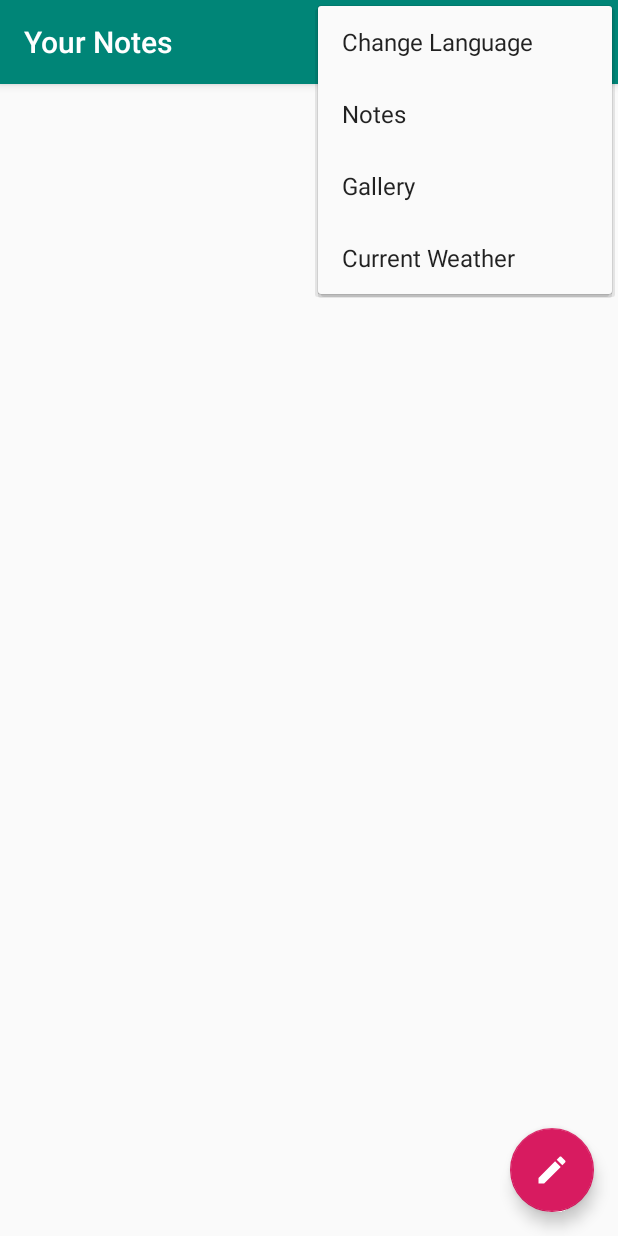
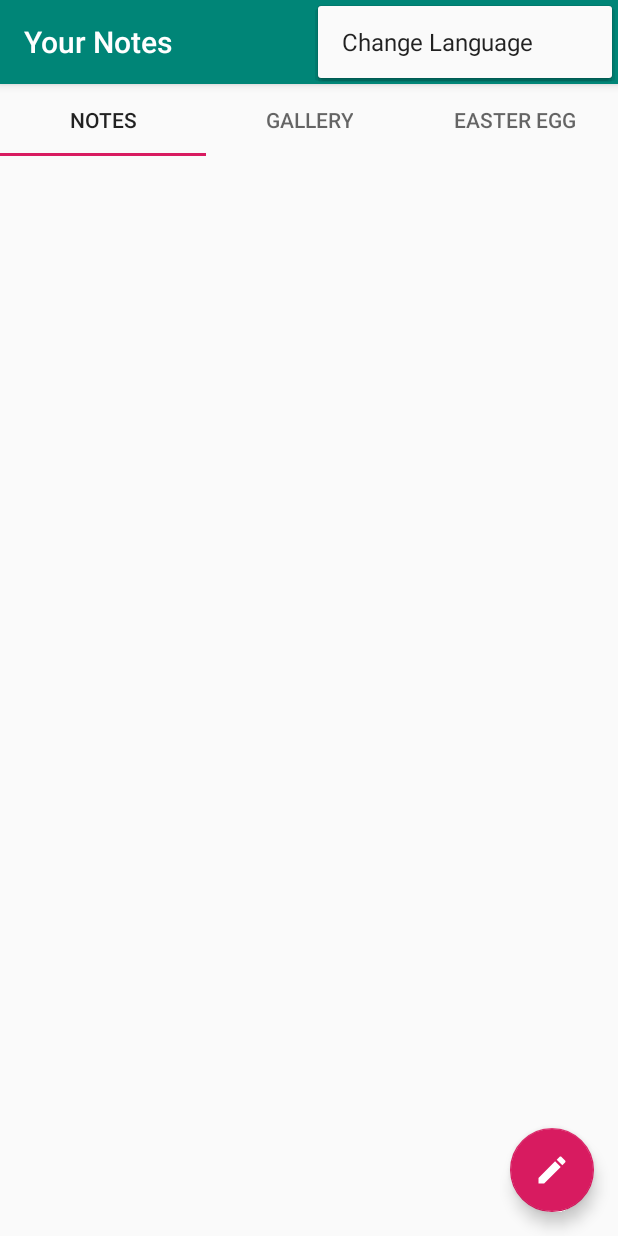
Before and after one commit to firansav/yournotes, an Android app: the screen it shows after launch (MainActivity), with the options menu open, on a phone screen of 412 x 824 dp. Run offline under Robolectric (Android 15) with nearby library versions, the phone set to English and light mode, and no system bars; our stand-ins replace Room's generated code; pictures from the network do not load.

Commit message:
added viewpager and photo entity (not applied in code yet)

```diff
--- /dev/null
+++ b/app/src/main/java/id/ac/ui/cs/mobileprogramming/firandra_savitri/yournotes/GalleryFragment.kt
@@ -0,0 +1,43 @@
+package id.ac.ui.cs.mobileprogramming.firandra_savitri.yournotes;
+
+import android.os.Bundle
+import androidx.fragment.app.Fragment
+import android.view.LayoutInflater
+import android.view.View
+import android.view.ViewGroup
+import androidx.lifecycle.ViewModelProviders
+import androidx.navigation.Navigation
+import androidx.recyclerview.widget.GridLayoutManager
+
+import kotlinx.android.synthetic.main.fragment_photos.*
+
+/**
+ * A simple [Fragment] subclass.
+ */
+
+class GalleryFragment : Fragment() {
+
+    companion object {
+        fun newInstance() = GalleryFragment()
+    }
+
+    private lateinit var photoViewModel: PhotoViewModel
+    private val adapter = PhotoAdapter()
+
+    override fun onCreateView(
+        inflater: LayoutInflater, container: ViewGroup?,
+        savedInstanceState: Bundle?
+    ): View? {
+        // Inflate the layout for this fragment
+        return inflater.inflate(R.layout.fragment_photos, container, false)
+    }
+
+    override fun onViewCreated(view: View, savedInstanceState: Bundle?) {
+        super.onViewCreated(view, savedInstanceState)
+
+        photos_rv.layoutManager = GridLayoutManager(activity, 2)
+        photos_rv.adapter = adapter
+
+        photoViewModel = ViewModelProviders.of(this).get(PhotoViewModel::class.java)
+    }
+}
--- a/app/src/main/java/id/ac/ui/cs/mobileprogramming/firandra_savitri/yournotes/MainActivity.kt
+++ b/app/src/main/java/id/ac/ui/cs/mobileprogramming/firandra_savitri/yournotes/MainActivity.kt
@@ -1,46 +1,21 @@
 package id.ac.ui.cs.mobileprogramming.firandra_savitri.yournotes
 
-import android.app.Activity
-import android.app.AlarmManager
-import android.app.Notification
-import android.app.PendingIntent
-import android.app.TaskStackBuilder
-import android.content.Context
-import android.content.Intent
-import androidx.lifecycle.Observer
-import androidx.lifecycle.ViewModelProviders
 import android.os.Bundle
-import android.os.SystemClock
-import com.google.android.material.snackbar.Snackbar
 import androidx.appcompat.app.AppCompatActivity
-import androidx.core.app.NotificationCompat
-import androidx.navigation.Navigation
-import androidx.recyclerview.widget.GridLayoutManager
-import androidx.recyclerview.widget.RecyclerView
 import android.view.Menu
 import android.view.MenuItem
-import android.widget.Toast
-import androidx.drawerlayout.widget.DrawerLayout
-import androidx.fragment.app.Fragment
-import com.google.android.material.navigation.NavigationView
 
 import kotlinx.android.synthetic.main.activity_main.*
-import kotlinx.android.synthetic.main.fragment_main.*
 
 class MainActivity : AppCompatActivity() {
-
-    private val ADD_NOTE_REQUEST = 1
-    private lateinit var noteViewModel: NotesViewModel
-    private val adapter = NotesAdapter()
-
-    private val notificationChannelId = "10001"
-    private val defaultNotificationChannelId = "default"
-    private val delay = 5000
 
     override fun onCreate(savedInstanceState: Bundle?) {
         super.onCreate(savedInstanceState)
         setContentView(R.layout.activity_main)
         setSupportActionBar(toolbar)
+
+        viewpager_main.adapter = MyPagerAdapter(supportFragmentManager, applicationContext)
+        tabs.setupWithViewPager(viewpager_main)
     }
 
     override fun onCreateOptionsMenu(menu: Menu): Boolean {
@@ -57,11 +32,15 @@ class MainActivity : AppCompatActivity() {
 
         return when (item.itemId) {
             R.id.language -> true
-            R.id.menu_note -> true
-            R.id.gal -> true
-            R.id.weather -> true
             else -> super.onOptionsItemSelected(item)
         }
+    }
+
+    fun toGallery(): Boolean {
+        if (supportFragmentManager.beginTransaction().add(R.id.fragment_gal, GalleryFragment.newInstance(), "photos").commit() != null) {
+            return true
+        }
+        return false
     }
 
 //    fun getWeather(): String{
--- a/app/src/main/java/id/ac/ui/cs/mobileprogramming/firandra_savitri/yournotes/MainFragment.kt
+++ b/app/src/main/java/id/ac/ui/cs/mobileprogramming/firandra_savitri/yournotes/MainFragment.kt
@@ -3,10 +3,8 @@ package id.ac.ui.cs.mobileprogramming.firandra_savitri.yournotes
 import android.content.Context
 import android.content.Intent
 import android.os.Bundle
+import android.view.*
 import androidx.fragment.app.Fragment
-import android.view.LayoutInflater
-import android.view.View
-import android.view.ViewGroup
 import androidx.lifecycle.Observer
 import androidx.lifecycle.ViewModelProviders
 import androidx.navigation.Navigation
--- /dev/null
+++ b/app/src/main/java/id/ac/ui/cs/mobileprogramming/firandra_savitri/yournotes/PhotoAdapter.kt
@@ -0,0 +1,37 @@
+package id.ac.ui.cs.mobileprogramming.firandra_savitri.yournotes
+
+import android.net.Uri
+import android.view.LayoutInflater
+import android.view.View
+import android.view.ViewGroup
+import androidx.navigation.Navigation
+import androidx.recyclerview.widget.RecyclerView
+
+import kotlinx.android.synthetic.main.recyclerview_notes.view.*
+
+class PhotoAdapter : RecyclerView.Adapter<PhotoAdapter.PhotoHolder>() {
+    private var photos: List<Photo> = ArrayList()
+
+    class PhotoHolder(var view: View) : RecyclerView.ViewHolder(view)
+
+    override fun onCreateViewHolder(parent: ViewGroup, viewType: Int): PhotoHolder {
+        val inflater = LayoutInflater.from(parent.context)
+        //@TODO: ubah layout recycler view
+        val view = inflater.inflate(R.layout.recyclerview_notes, parent, false)
+        return PhotoHolder(view)
+    }
+
+    override fun onBindViewHolder(holder: PhotoHolder, position: Int) {
+        val currentPhoto = photos[position]
+        holder.view.note_image.setImageURI(Uri.parse(currentPhoto.image))
+    }
+
+    override fun getItemCount(): Int {
+        return photos.size
+    }
+
+    fun setPhoto(photo: List<Photo>) {
+        this.photos = photo
+        notifyDataSetChanged()
+    }
+}
--- /dev/null
+++ b/app/src/main/java/id/ac/ui/cs/mobileprogramming/firandra_savitri/yournotes/PhotoDao.kt
@@ -0,0 +1,18 @@
+package id.ac.ui.cs.mobileprogramming.firandra_savitri.yournotes
+
+import androidx.lifecycle.LiveData
+import androidx.room.*
+
+@Dao
+interface PhotoDao {
+
+    @Insert
+    fun insert(photo: Photo)
+
+    @Query("SELECT * FROM photos_table ")
+    fun getAllPhotos(): LiveData<List<Photo>>
+
+    @Query("SELECT * FROM photos_table WHERE id=:photoId")
+    fun detailPhoto(photoId: Int): LiveData<Photo>
+
+}
--- /dev/null
+++ b/app/src/main/java/id/ac/ui/cs/mobileprogramming/firandra_savitri/yournotes/PhotoDatabase.kt
@@ -0,0 +1,50 @@
+package id.ac.ui.cs.mobileprogramming.firandra_savitri.yournotes
+
+import androidx.room.*
+import android.content.Context
+import android.os.AsyncTask
+import androidx.sqlite.db.SupportSQLiteDatabase
+
+@Database(entities = [Photo::class], version = 1)
+abstract class PhotoDatabase : RoomDatabase() {
+
+    abstract fun photoDao(): PhotoDao
+
+    companion object {
+        private var instance: PhotoDatabase? = null
+
+        fun getInstance(context: Context): PhotoDatabase? {
+            if (instance == null) {
+                synchronized(PhotoDatabase::class) {
+                    instance = Room.databaseBuilder(
+                        context.applicationContext,
+                        PhotoDatabase::class.java, "photos_database"
+                    )
+                        .fallbackToDestructiveMigration()
+                        .addCallback(roomCallback)
+                        .build()
+                }
+            }
+            return instance
+        }
+
+        private val roomCallback = object : RoomDatabase.Callback() {
+            override fun onCreate(db: SupportSQLiteDatabase) {
+                super.onCreate(db)
+                PopulateDbAsyncTask(instance)
+                    .execute()
+            }
+        }
+    }
+
+    class PopulateDbAsyncTask(db: PhotoDatabase?) : AsyncTask<Unit, Unit, Unit>() {
+        private val photoDao = db?.photoDao()
+
+        override fun doInBackground(vararg p0: Unit?) {
+//            noteDao?.insert(Notes("Title 1", "Isi 1"))
+//            noteDao?.insert(Notes("Title 2", "Isi 2"))
+//            noteDao?.insert(Notes("Title 3", "Isi 3"))
+        }
+    }
+
+}
--- /dev/null
+++ b/app/src/main/java/id/ac/ui/cs/mobileprogramming/firandra_savitri/yournotes/PhotoRepository.kt
@@ -0,0 +1,44 @@
+package id.ac.ui.cs.mobileprogramming.firandra_savitri.yournotes
+
+import android.app.Application
+import androidx.lifecycle.LiveData
+import android.os.AsyncTask
+
+class PhotoRepository(application: Application) {
+
+    private var photoDao: PhotoDao
+
+    private var allPhotos: LiveData<List<Photo>>
+
+    private lateinit var detailPhoto: LiveData<Photo>
+
+    init {
+        val database: PhotoDatabase = PhotoDatabase.getInstance(
+            application.applicationContext
+        )!!
+        photoDao = database.photoDao()
+        allPhotos = photoDao.getAllPhotos()
+    }
+
+    fun insert(note: Photo) {
+        val inserPhotoAsyncTask = InsertPhotoAsyncTask(photoDao).execute(note)
+    }
+
+    fun getAllPhotos(): LiveData<List<Photo>> {
+        return allPhotos
+    }
+
+    fun detailPhoto(listId: Int): LiveData<Photo> {
+        detailPhoto = photoDao.detailPhoto(listId)
+        return detailPhoto;
+    }
+
+    private class InsertPhotoAsyncTask(photoDao: PhotoDao) : AsyncTask<Photo, Unit, Unit>() {
+        val photoDao = photoDao
+
+        override fun doInBackground(vararg p0: Photo?) {
+            photoDao.insert(p0[0]!!)
+        }
+    }
+
+}
--- /dev/null
+++ b/app/src/main/java/id/ac/ui/cs/mobileprogramming/firandra_savitri/yournotes/PhotoViewModel.kt
@@ -0,0 +1,26 @@
+package id.ac.ui.cs.mobileprogramming.firandra_savitri.yournotes
+
+import android.app.Application
+import androidx.lifecycle.AndroidViewModel
+import androidx.lifecycle.LiveData
+
+class PhotoViewModel(application: Application) : AndroidViewModel(application) {
+
+    private var repository: PhotoRepository = PhotoRepository(application)
+    private var allPhotos: LiveData<List<Photo>> = repository.getAllPhotos()
+    private lateinit var detailPhotos: LiveData<Photo>
+
+    fun insert(note: Photo) {
+        repository.insert(note)
+    }
+
+    fun getAllPhotos(): LiveData<List<Photo>> {
+        return allPhotos
+    }
+
+    fun detailPhoto(listId: Int): LiveData<Photo> {
+        detailPhotos = repository.detailPhoto(listId)
+        return detailPhotos
+    }
+
+}
--- /dev/null
+++ b/app/src/main/java/id/ac/ui/cs/mobileprogramming/firandra_savitri/yournotes/ViewPagerAdapter.kt
@@ -0,0 +1,34 @@
+package id.ac.ui.cs.mobileprogramming.firandra_savitri.yournotes
+
+import android.content.Context
+import androidx.fragment.app.Fragment
+import androidx.fragment.app.FragmentManager
+import androidx.fragment.app.FragmentPagerAdapter
+
+class MyPagerAdapter(fm: FragmentManager, nContext: Context?) : FragmentPagerAdapter(fm){
+
+    val context = nContext
+
+    private val pages = listOf(
+        MainFragment(),
+        GalleryFragment(),
+        EasterEggFragment()
+    )
+
+    override fun getItem(position: Int): Fragment {
+        return pages[position]
+    }
+
+    override fun getCount(): Int {
+        return pages.size
+    }
+
+    // judul untuk tabs
+    override fun getPageTitle(position: Int): CharSequence? {
+        return when(position){
+            0 -> context?.getString(R.string.notes)
+            1 -> context?.getString(R.string.gallery)
+            else -> context?.getString(R.string.easter_egg)
+        }
+    }
+}
--- a/app/src/main/res/layout/activity_main.xml
+++ b/app/src/main/res/layout/activity_main.xml
@@ -23,13 +23,17 @@
 
     </com.google.android.material.appbar.AppBarLayout>
 
-    <fragment
-            android:id="@+id/fragment"
-            android:name="androidx.navigation.fragment.NavHostFragment"
+    <androidx.viewpager.widget.ViewPager
+            android:id="@+id/viewpager_main"
             android:layout_width="match_parent"
-            android:layout_height="match_parent"
-            app:defaultNavHost="true"
-            app:navGraph="@navigation/navigation_main"
-            android:layout_marginTop="?attr/actionBarSize"/>
+            android:layout_height="wrap_content"
+            android:layout_marginTop="?attr/actionBarSize">
+
+        <com.google.android.material.tabs.TabLayout
+                android:id="@+id/tabs"
+                android:layout_width="match_parent"
+                android:layout_height="wrap_content" />
+
+    </androidx.viewpager.widget.ViewPager>
 
 </androidx.coordinatorlayout.widget.CoordinatorLayout>
--- a/app/src/main/res/layout/fragment_main.xml
+++ b/app/src/main/res/layout/fragment_main.xml
@@ -7,7 +7,10 @@
         android:layout_height="match_parent"
         tools:context=".MainFragment"
         app:layout_behavior="@string/appbar_scrolling_view_behavior"
-        app:navGraph="@navigation/navigation_main">
+        app:navGraph="@navigation/navigation_main"
+        android:name="androidx.navigation.fragment.NavHostFragment"
+        app:defaultNavHost="true"
+        android:layout_marginTop="?attr/actionBarSize">
 
 <!--    <include layout="@layout/fragment_weather"-->
 <!--            android:id="@+id/weather_layout"/>-->
--- a/app/src/main/res/menu/menu_main.xml
+++ b/app/src/main/res/menu/menu_main.xml
@@ -6,16 +6,4 @@
           android:title="@string/change_language"
           android:orderInCategory="100"
             app:showAsAction="never"/>
-    <item android:id="@+id/menu_note"
-            android:title="@string/notes"
-            android:orderInCategory="100"
-            app:showAsAction="never"/>
-    <item android:id="@+id/gal"
-            android:title="@string/gallery"
-            android:orderInCategory="100"
-            app:showAsAction="never"/>
-    <item android:id="@+id/weather"
-            android:title="@string/weather"
-            android:orderInCategory="100"
-            app:showAsAction="never"/>
 </menu>
--- a/app/src/main/res/navigation/navigation_main.xml
+++ b/app/src/main/res/navigation/navigation_main.xml
@@ -25,6 +25,9 @@
         <action
                 android:id="@+id/action_mainFragment_to_galleryFragment"
                 app:destination="@id/galleryFragment" />
+        <action
+                android:id="@+id/action_mainFragment_to_weatherFragment"
+                app:destination="@id/weatherFragment" />
     </fragment>
     <fragment
             android:id="@+id/createNote"
@@ -53,5 +56,19 @@
     <fragment
             android:id="@+id/galleryFragment"
             android:name="id.ac.ui.cs.mobileprogramming.firandra_savitri.yournotes.GalleryFragment"
-            android:label="GalleryFragment" />
+            android:label="GalleryFragment"
+            tools:layout="@layout/fragment_photos">
+        <action
+                android:id="@+id/action_galleryFragment_to_mainFragment"
+                app:destination="@id/mainFragment" />
+    </fragment>
+    <fragment
+            android:id="@+id/weatherFragment"
+            android:name="id.ac.ui.cs.mobileprogramming.firandra_savitri.yournotes.EasterEggFragment"
+            android:label="WeatherFragment"
+            tools:layout="@layout/fragment_weather">
+        <action
+                android:id="@+id/action_weatherFragment_to_mainFragment"
+                app:destination="@id/mainFragment" />
+    </fragment>
 </navigation>
--- a/app/src/main/res/values/strings.xml
+++ b/app/src/main/res/values/strings.xml
@@ -14,6 +14,7 @@
     <string name="gallery">Gallery</string>
     <string name="graphic_notes">Graphic Notes</string>
     <string name="cannot_create_note">Please fill all of the sections above</string>
-    <string name="weather">Current Weather</string>
+    <string name="easter_egg">Easter Egg</string>
     <string name="todays_weather">Today\'s weather in Jakarta:</string>
+    <string name="to_do_list">To-Do List</string>
 </resources>
```
Also changed, not shown: app/src/main/java/id/ac/ui/cs/mobileprogramming/firandra_savitri/yournotes/EasterEggFragment.kt (added, +28 -0 lines), app/src/main/java/id/ac/ui/cs/mobileprogramming/firandra_savitri/yournotes/Photo.kt (added, +15 -0 lines), app/src/main/res/layout/fragment_photos.xml (added, +13 -0 lines), app/src/main/res/layout/fragment_weather.xml (added, +36 -0 lines), app/src/main/res/layout/recyclerview_photo.xml (added, +14 -0 lines), 1 other file.
